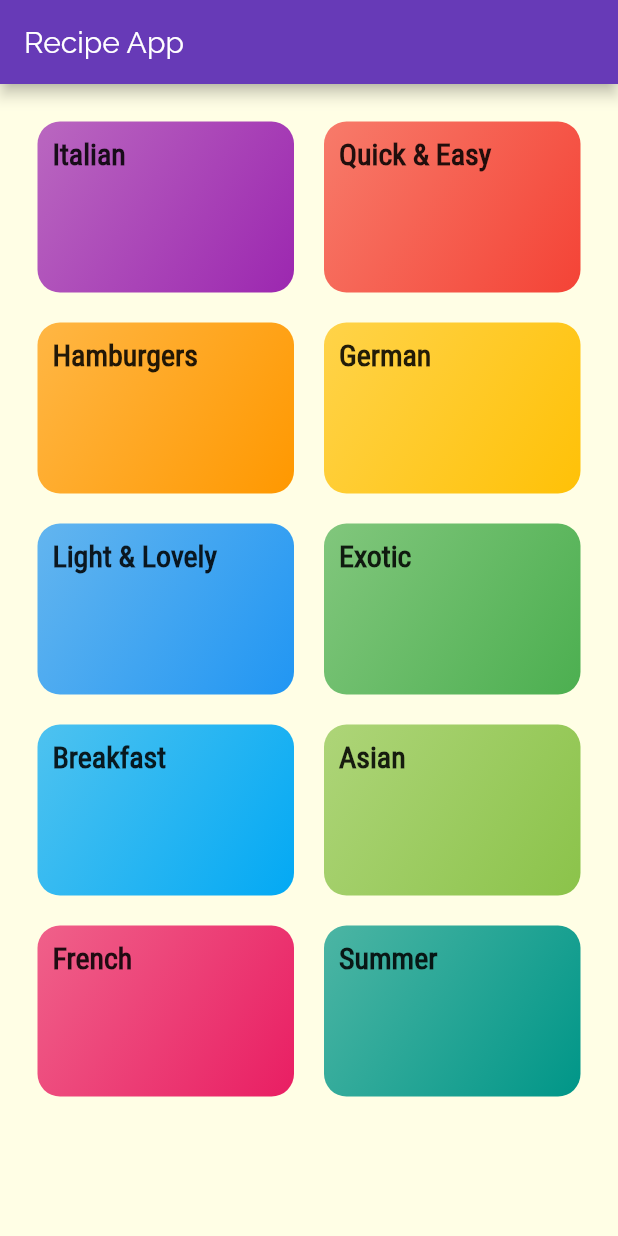
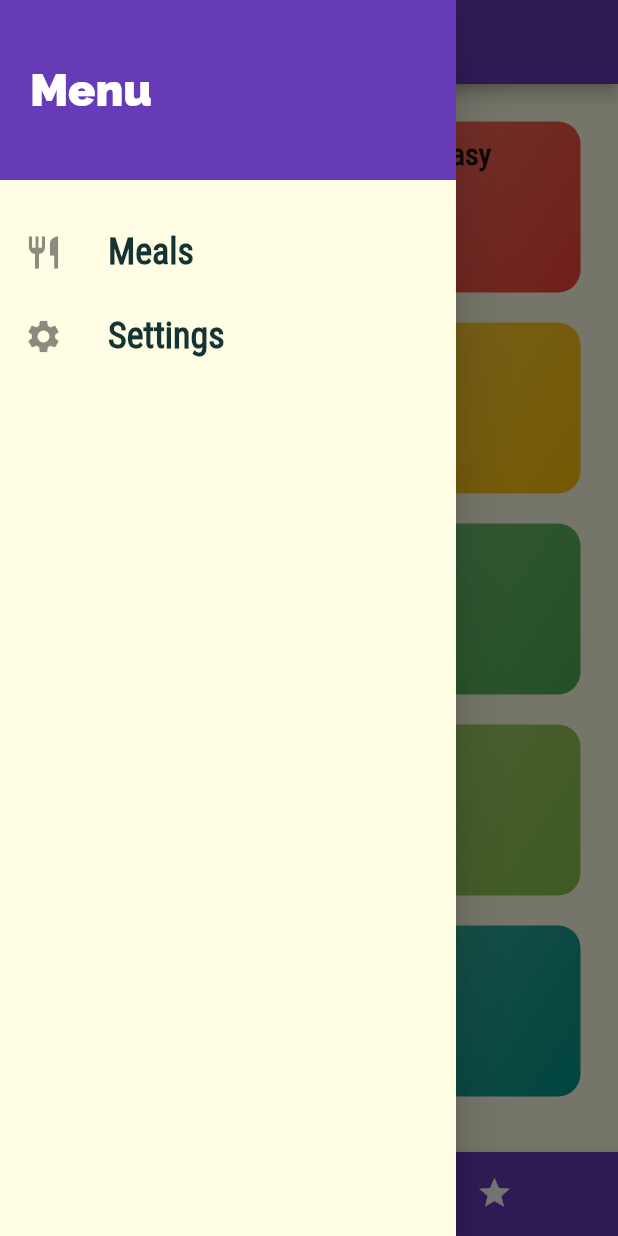
Before and after one commit to gruiz016/Flutter-Dart-Projects, a Flutter app: the screen it shows after launch, with the side drawer open (before the commit the screen has no drawer), on a phone screen of 412 x 824 dp. Run offline on Flutter 3.47's test engine with Material 2 defaults, Android fonts, the light colour scheme and no system bars.

Commit message:
adding a drawer to the app

```diff
--- a/receipe_app/lib/main.dart
+++ b/receipe_app/lib/main.dart
@@ -1,5 +1,8 @@
 import 'package:flutter/material.dart';
+import 'package:receipe_app/screens/filters_screen.dart';
+import 'package:receipe_app/screens/tab_screen.dart';
 
+import 'screens/meal_detail_screen.dart';
 import 'screens/catogories_screen.dart';
 import 'screens/catrgory_meals_screen.dart';
 
@@ -30,8 +33,15 @@ class RecipeApp extends StatelessWidget {
             ),
       ),
       routes: {
-        '/': (context) => CategoriesScreen(),
+        '/': (context) => TabsScreen(),
         CategoryMeals.routeName: (context) => CategoryMeals(),
+        MealDetailsScreen.routeName: (context) => MealDetailsScreen(),
+        FiltersScreen.rounteName: (context) => FiltersScreen(),
+      },
+      onUnknownRoute: (settings) {
+        return MaterialPageRoute(
+          builder: (ctx) => TabsScreen(),
+        );
       },
     );
   }
--- a/receipe_app/lib/screens/catogories_screen.dart
+++ b/receipe_app/lib/screens/catogories_screen.dart
@@ -6,11 +6,7 @@ import '../widgets/category_item.dart';
 class CategoriesScreen extends StatelessWidget {
   @override
   Widget build(BuildContext context) {
-    return Scaffold(
-      appBar: AppBar(
-        title: const Text('Recipe App'),
-      ),
-      body: GridView(
+    return GridView(
       padding: EdgeInsets.all(25),
       gridDelegate: SliverGridDelegateWithMaxCrossAxisExtent(
         maxCrossAxisExtent: 200,
@@ -27,7 +23,6 @@ class CategoriesScreen extends StatelessWidget {
             ),
           )
           .toList(),
-      ),
     );
   }
 }
--- a/receipe_app/lib/screens/catrgory_meals_screen.dart
+++ b/receipe_app/lib/screens/catrgory_meals_screen.dart
@@ -1,10 +1,11 @@
 import 'package:flutter/material.dart';
+
 import 'package:receipe_app/widgets/meal_item.dart';
-
 import '../dummy-data.dart';
 
 class CategoryMeals extends StatelessWidget {
   static const routeName = '/category-meals';
+
   @override
   Widget build(BuildContext context) {
     final routeArgs =
@@ -24,6 +25,7 @@ class CategoryMeals extends StatelessWidget {
       body: ListView.builder(
         itemBuilder: (ctx, index) {
           return MealItem(
+            id: categoryMeals[index].id,
             affordability: categoryMeals[index].affordability,
             complexity: categoryMeals[index].complexity,
             duration: categoryMeals[index].duration,
--- /dev/null
+++ b/receipe_app/lib/screens/tab_screen.dart
@@ -0,0 +1,72 @@
+import 'package:flutter/material.dart';
+
+import 'package:receipe_app/screens/catogories_screen.dart';
+import 'package:receipe_app/screens/favorites_screen.dart';
+import 'package:receipe_app/widgets/main_drawer.dart';
+
+class TabsScreen extends StatefulWidget {
+  @override
+  _TabsScreenState createState() => _TabsScreenState();
+}
+
+class _TabsScreenState extends State<TabsScreen> {
+  final List<Map<String, Object>> _pages = [
+    {
+      'page': CategoriesScreen(),
+      'title': 'Recipe App',
+    },
+    {
+      'page': FavoritesScreen(),
+      'title': 'Your Favorites',
+    },
+  ];
+
+  int _selectedPageIndex = 0;
+
+  void _pageSelector(int index) {
+    setState(() {
+      _selectedPageIndex = index;
+    });
+  }
+
+  @override
+  Widget build(BuildContext context) {
+    return Scaffold(
+      appBar: AppBar(
+        title: Text(
+          _pages[_selectedPageIndex]['title'],
+        ),
+      ),
+      drawer: MainDrawer(),
+      body: _pages[_selectedPageIndex]['page'],
+      bottomNavigationBar: BottomNavigationBar(
+        onTap: _pageSelector,
+        unselectedItemColor: Colors.white,
+        selectedItemColor: Theme.of(context).accentColor,
+        backgroundColor: Theme.of(context).primaryColor,
+        currentIndex: _selectedPageIndex,
+        type: BottomNavigationBarType.shifting,
+        items: [
+          BottomNavigationBarItem(
+            backgroundColor: Theme.of(context).primaryColor,
+            icon: Icon(
+              Icons.category,
+            ),
+            title: Text(
+              'Categories',
+            ),
+          ),
+          BottomNavigationBarItem(
+            backgroundColor: Theme.of(context).primaryColor,
+            icon: Icon(
+              Icons.star,
+            ),
+            title: Text(
+              'Favorties',
+            ),
+          ),
+        ],
+      ),
+    );
+  }
+}
--- /dev/null
+++ b/receipe_app/lib/widgets/main_drawer.dart
@@ -0,0 +1,60 @@
+import 'package:flutter/material.dart';
+import 'package:receipe_app/screens/filters_screen.dart';
+
+class MainDrawer extends StatelessWidget {
+  Widget drawLinks(String title, IconData icon, Function tapHandler) {
+    return ListTile(
+      leading: Icon(
+        icon,
+        size: 26,
+      ),
+      title: Text(
+        title,
+        style: TextStyle(
+          fontFamily: 'RobotoCondensed',
+          fontSize: 24,
+          fontWeight: FontWeight.bold,
+        ),
+      ),
+      onTap: tapHandler,
+    );
+  }
+
+  @override
+  Widget build(BuildContext context) {
+    return Drawer(
+      child: Column(
+        children: <Widget>[
+          Container(
+            height: 120,
+            width: double.infinity,
+            padding: EdgeInsets.all(20),
+            alignment: Alignment.centerLeft,
+            color: Theme.of(context).primaryColor,
+            child: Text(
+              'Menu',
+              style: TextStyle(
+                fontWeight: FontWeight.w900,
+                fontSize: 30,
+                color: Colors.white,
+              ),
+            ),
+          ),
+          SizedBox(
+            height: 20,
+          ),
+          drawLinks(
+            'Meals',
+            Icons.restaurant,
+            () => Navigator.of(context).pushNamed('/'),
+          ),
+          drawLinks(
+            'Settings',
+            Icons.settings,
+            () => Navigator.of(context).pushNamed(FiltersScreen.rounteName),
+          ),
+        ],
+      ),
+    );
+  }
+}
```
Also changed, not shown: receipe_app/lib/screens/favorites_screen.dart (added, +10 -0 lines), receipe_app/lib/screens/filters_screen.dart (added, +16 -0 lines), receipe_app/lib/screens/meal_detail_screen.dart (added, +101 -0 lines), receipe_app/lib/widgets/meal_item.dart (+11 -3 lines). Lines whose indentation alone changed are shown as unchanged.
